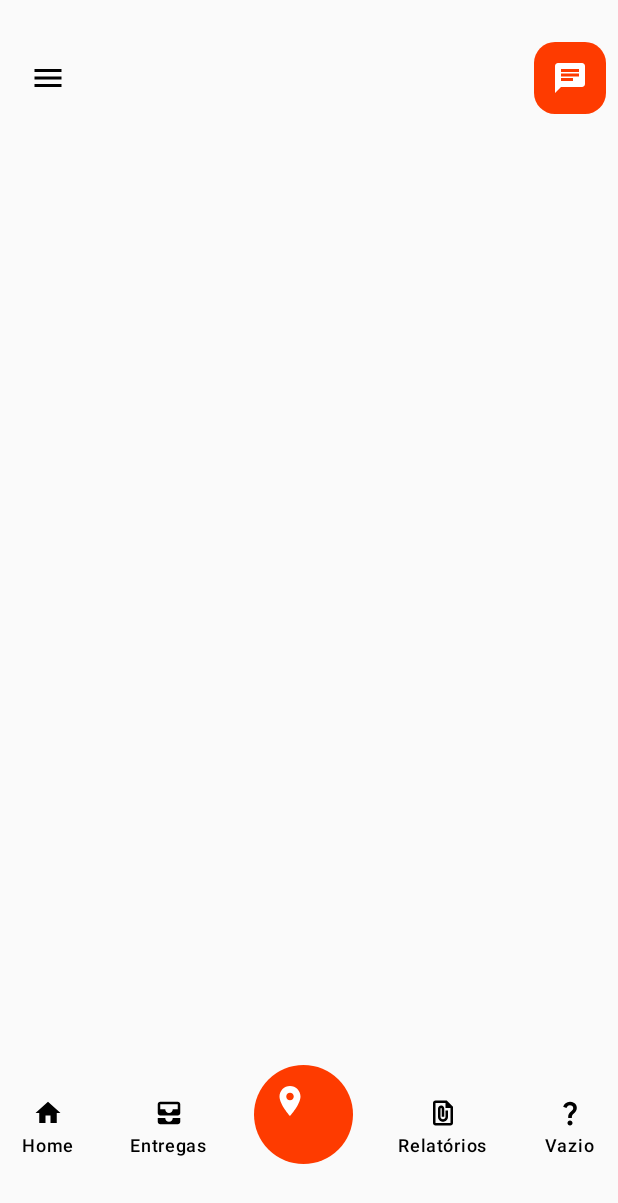
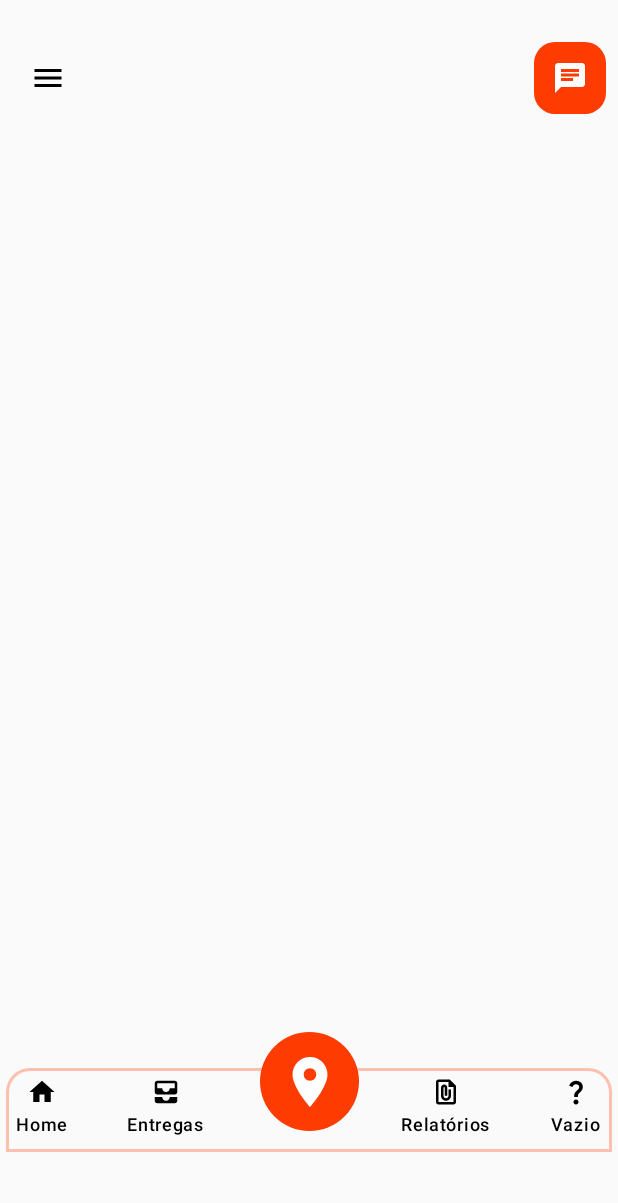
Before and after one commit to Agilliz/ClientService, an Android app built with Jetpack Compose: the screen it shows after launch (MainActivity), on a phone screen of 412 x 824 dp. Shown: the top 1203 px of the screen. Run offline under Robolectric (Android 15) with nearby library versions, the phone set to English and light mode, and no system bars.

Commit message:
BottomBar Finalizada

```diff
--- a/AgilMobile/app/src/main/java/com/app/agilmobile/ui/components/BottomBar.kt
+++ b/AgilMobile/app/src/main/java/com/app/agilmobile/ui/components/BottomBar.kt
@@ -1,6 +1,7 @@
 package com.app.agilmobile.ui.components
 
 import androidx.compose.foundation.background
+import androidx.compose.foundation.border
 import androidx.compose.foundation.layout.*
 import androidx.compose.foundation.shape.CircleShape
 import androidx.compose.foundation.shape.RoundedCornerShape
@@ -16,7 +17,6 @@ import androidx.compose.material.icons.filled.RepeatOneOn
 import androidx.compose.material3.Icon
 import androidx.compose.material3.IconButton
 import androidx.compose.material3.Text
-import androidx.compose.material3.TextField
 import androidx.compose.runtime.Composable
 import androidx.compose.ui.Alignment
 import androidx.compose.ui.Modifier
@@ -27,23 +27,27 @@ import androidx.compose.ui.unit.dp
 import androidx.compose.ui.unit.sp
 import com.app.agilmobile.ui.theme.AgilMobileTheme
 import com.app.agilmobile.ui.theme.Orange
+import com.app.agilmobile.ui.theme.Orange30
 
 @Composable
 fun BottomBar() {
+    Box {
         Row(
             horizontalArrangement = Arrangement.SpaceBetween,
-        verticalAlignment = Alignment.Bottom,
+            verticalAlignment = Alignment.CenterVertically,
             modifier = Modifier
                 .fillMaxWidth()
+                .height(60.dp)
                 .background(Color.Transparent)
-            .padding(8.dp)
+                .padding(top = 4.dp, start = 4.dp, end = 4.dp)
+                .border(2.dp, Orange30, RoundedCornerShape(topStart = 16.dp, topEnd = 16.dp)),
         ) {
-        Box {
-            Column (horizontalAlignment = Alignment.CenterHorizontally){
+            Column(horizontalAlignment = Alignment.CenterHorizontally) {
+
+
                 IconButton(
                     onClick = { },
-                    modifier = Modifier
-                        .height(20.dp)
+                    modifier = Modifier.height(20.dp)
                 ) {
                     Icon(
                         imageVector = Icons.Default.Home,
@@ -54,17 +58,13 @@ fun BottomBar() {
                     text = "Home",
                     fontWeight = FontWeight.SemiBold,
                     fontSize = 12.sp
-
                 )
             }
-        }
 
-        Box {
-            Column (horizontalAlignment = Alignment.CenterHorizontally){
+            Column(horizontalAlignment = Alignment.CenterHorizontally) {
                 IconButton(
                     onClick = { },
-                    modifier = Modifier
-                        .height(20.dp)
+                    modifier = Modifier.height(20.dp)
                 ) {
                     Icon(
                         imageVector = Icons.Default.AllInbox,
@@ -75,38 +75,15 @@ fun BottomBar() {
                     text = "Entregas",
                     fontWeight = FontWeight.SemiBold,
                     fontSize = 12.sp
-
                 )
             }
-        }
 
+            Spacer(modifier = Modifier.width(66.dp))
 
-
-        Box(
-            modifier = Modifier
-                .size(66.dp)
-                .background(Orange, shape = CircleShape)
-        ) {
-            IconButton(
-                onClick = { }
-            ) {
-                Icon(
-                    imageVector = Icons.Default.LocationOn,
-                    contentDescription = "Localized description",
-                    tint = Color.White,
-                    modifier = Modifier
-                        .width(80.dp)
-                )
-            }
-        }
-
-
-        Box {
-            Column (horizontalAlignment = Alignment.CenterHorizontally){
+            Column(horizontalAlignment = Alignment.CenterHorizontally) {
                 IconButton(
                     onClick = { },
-                    modifier = Modifier
-                        .height(20.dp)
+                    modifier = Modifier.height(20.dp)
                 ) {
                     Icon(
                         imageVector = Icons.Default.FilePresent,
@@ -117,17 +94,13 @@ fun BottomBar() {
                     text = "Relatórios",
                     fontWeight = FontWeight.SemiBold,
                     fontSize = 12.sp
-
                 )
             }
-        }
 
-        Box {
-            Column (horizontalAlignment = Alignment.CenterHorizontally){
+            Column(horizontalAlignment = Alignment.CenterHorizontally) {
                 IconButton(
                     onClick = { },
-                    modifier = Modifier
-                        .height(20.dp)
+                    modifier = Modifier.height(20.dp)
                 ) {
                     Icon(
                         imageVector = Icons.Default.QuestionMark,
@@ -138,7 +111,29 @@ fun BottomBar() {
                     text = "Vazio",
                     fontWeight = FontWeight.SemiBold,
                     fontSize = 12.sp
+                )
+            }
 
+        }
+
+        Box(
+            contentAlignment = Alignment.Center,
+            modifier = Modifier
+                .size(66.dp)
+                .offset(y = (-20).dp)
+                .align(Alignment.TopCenter)
+                .background(Orange, shape = CircleShape),
+        ) {
+            IconButton(
+                onClick = { }
+            ) {
+                Icon(
+                    imageVector = Icons.Default.LocationOn,
+                    contentDescription = "Localized description",
+                    tint = Color.White,
+                    modifier = Modifier
+                        .fillMaxWidth()
+                        .fillMaxHeight()
                 )
             }
         }
--- a/AgilMobile/app/src/main/java/com/app/agilmobile/ui/screens/MainScreen.kt
+++ b/AgilMobile/app/src/main/java/com/app/agilmobile/ui/screens/MainScreen.kt
@@ -29,7 +29,7 @@ fun MainScreen(){
         verticalArrangement = Arrangement.SpaceBetween,
         modifier = Modifier
             .fillMaxHeight()
-            .windowInsetsPadding(insets = WindowInsets(top = 20.dp, bottom = 40.dp))
+            .windowInsetsPadding(insets = WindowInsets(top = 20.dp, bottom = 50.dp))
 
     ) {
         TopBar()
```
Lines whose indentation alone changed are shown as unchanged.
